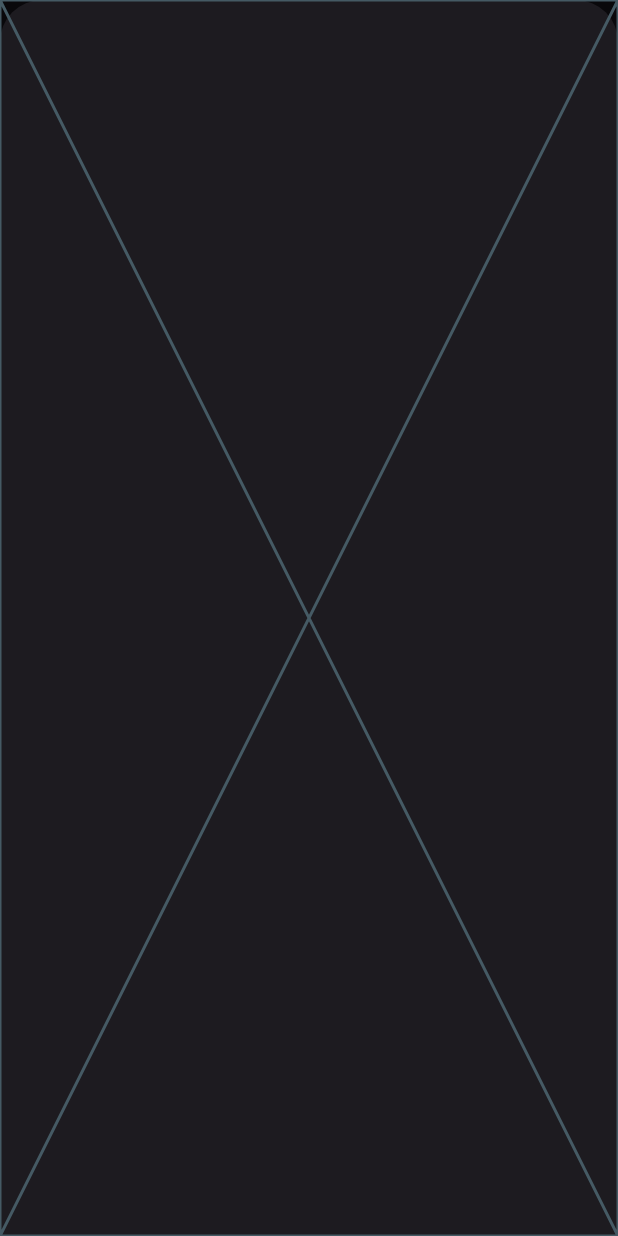
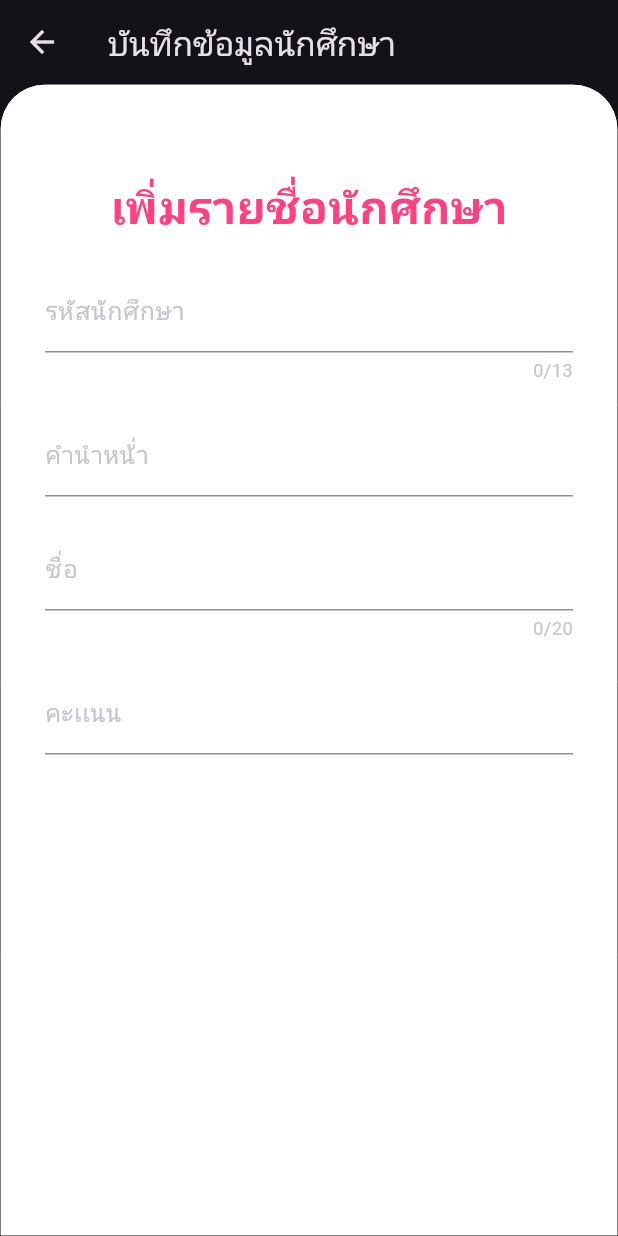
Before and after one commit to AuPattavee1143/student_flutter_app, a Flutter app: the screen it shows after launch, after a tap on an icon or button, on a phone screen of 412 x 824 dp. Run offline on Flutter 3.47's test engine with Material 3 defaults, Android fonts, the phone set to English and light mode, and no system bars.

Commit message:
edit_screen commit

```diff
--- a/lib/edit_screen.dart
+++ b/lib/edit_screen.dart
@@ -9,8 +9,111 @@ class EditScreen extends StatefulWidget {
 }
 
 class _EditScreenState extends State<EditScreen> {
+  final _fromkey = GlobalKey<FormState>();
+  String _id = '', _name = '';
+  int _score = 0;
+  String? _gender;
+
+  final List<String> titleList = ['นาย', 'นางสาว'];
+
   @override
   Widget build(BuildContext context) {
-    return const Placeholder();
+    return Scaffold(
+      appBar: AppBar(title: const Text('บันทึกข้อมูลนักศึกษา'),),
+      body: Container(
+        padding: const EdgeInsets.all(30),
+        decoration: BoxDecoration(
+          color: Colors.white,
+          border: Border.all(width: 0),
+          borderRadius: const BorderRadius.only(
+            topLeft: Radius.circular(30),
+            topRight: Radius.circular(30)
+          )
+        ),
+        child: Column(
+          children: [
+            const SizedBox(height: 30,),
+            const Text('เพิ่มรายชื่อนักศึกษา',style: TextStyle(color: Colors.pinkAccent,fontSize: 30,fontWeight: FontWeight.bold),),
+            const SizedBox(height: 20,),
+            Form(
+              key: _fromkey,
+              child: Column(
+                children: [
+                  TextFormField(
+                    maxLength: 13,
+                    keyboardType: TextInputType.number,
+                    style: const TextStyle(color: Colors.black),
+                    decoration: const InputDecoration(
+                      label: Text('รหัสนักศึกษา',style: TextStyle(fontSize: 16),)
+                    ),
+                    validator: (value) {
+                      if(value==null || value.isEmpty){
+                        return 'กรุณาป้อนรหัส';
+                      }
+                      return null;
+                    },
+                    onSaved: (value){
+                      _id = value.toString();
+                    },
+                  ),
+                  const SizedBox(height: 20,),
+                  DropdownButtonFormField(
+                    value: _gender,
+                    style: const TextStyle(color: Colors.white),
+                    decoration: const InputDecoration(
+                      label: Text('คำนำหน้่า',style: TextStyle(fontSize: 16),)
+                    ),
+                    items: titleList.map((item){
+                      return DropdownMenuItem(
+                        value: item,
+                        child: Text(item, style: const TextStyle(color: Colors.black),));
+                    }).toList(),
+                    onChanged: (value){
+                      setState(() {
+                        _gender = value!;
+                      });
+                    },
+                    validator: (value){
+                      if(value==null){
+                        return 'กรุณาเลือกคำนำหน้า';
+                      }
+                      return null;
+                    },
+                    ),
+                    const SizedBox(height: 20,),
+                    TextFormField(
+                      maxLength: 20,
+                      style: const TextStyle(color: Colors.black),
+                      decoration: const InputDecoration(
+                        label: Text('ชื่อ',style: TextStyle(fontSize: 16),)
+                      ),
+                      validator: (value){
+                        return (value==null||value.isEmpty)?'กรุณากรอกชื่อ':null;
+                      },
+                      onSaved: (value){
+                        _name = value!;
+                      },
+                    ),
+                    const SizedBox(height: 20,),
+                    TextFormField(
+                      keyboardType: TextInputType.number,
+                      style: const TextStyle(color: Colors.black),
+                      decoration: const InputDecoration(
+                        label: Text('คะเเนน',style: TextStyle(fontSize: 16),)
+                      ),
+                      validator: (value){
+                        return (value==null||value.isEmpty)?'กรุณากรอกคะเเนน':null;
+                      },
+                      onSaved: (value){
+                        _score = int.parse(value.toString());
+                      },
+                    ),
+                ],
+              )
+            )
+          ],
+        ),
+      ),
+    );
   }
 }
--- a/lib/studentScreen.dart
+++ b/lib/studentScreen.dart
@@ -1,4 +1,5 @@
 import 'package:flutter/material.dart';
+import 'package:student_flutter_app/add_screen.dart';
 import 'package:student_flutter_app/edit_screen.dart';
 import 'package:student_flutter_app/student.dart';
 
@@ -48,7 +49,12 @@ class _StudentscreenState extends State<Studentscreen> {
         ],
       ),
     ),
-    floatingActionButton: FloatingActionButton(backgroundColor: Colors.pink, onPressed: () {},
+    floatingActionButton: FloatingActionButton(backgroundColor: Colors.pink,
+    onPressed: () {
+        Navigator.push(context,
+        MaterialPageRoute(builder: (context) => const AddScreen())
+      );
+    },
     child:  const Icon(Icons.add, size: 40,color: Colors.blue,),
     ),
     );
@@ -93,13 +99,13 @@ class _StudentscreenState extends State<Studentscreen> {
       title: Text('${index+1}. $id $name',
                   style: const TextStyle(
                     color: Colors.pinkAccent,
-                    fontSize: 18,
+                    fontSize: 10,
                     fontWeight: FontWeight.w500),
       ),
       trailing: Text(score.toString(),
                   style: const TextStyle(
                     color: Colors.pinkAccent,
-                    fontSize: 18,
+                    fontSize: 10,
                     fontWeight: FontWeight.w500),
       ),
       onTap: (){
```
Also changed, not shown: lib/add_screen.dart (added, +15 -0 lines).
